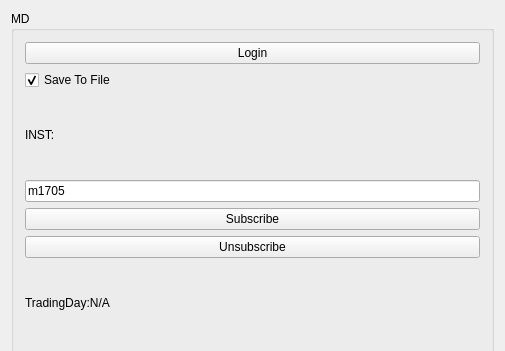
Qt form qtTellerMachine/qttellermachine.ui (ZheyuanXie/qtTellerMachine) before a commit; both pictures show x 0 to 505 and y 0 to 351 of the 505 by 1069 pixel window.
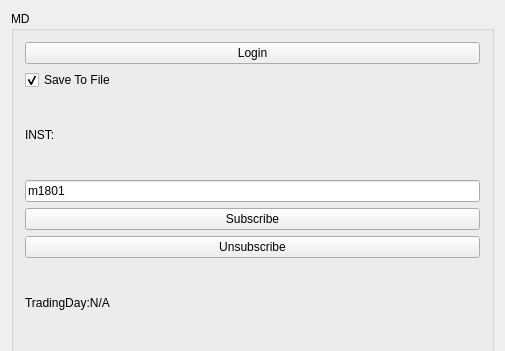
The same form after that commit.

Patch:
```diff
--- a/qtTellerMachine/qttellermachine.ui
+++ b/qtTellerMachine/qttellermachine.ui
@@ -66,7 +66,7 @@
        <item>
         <widget class="QLineEdit" name="le_ins">
          <property name="text">
-          <string>m1705</string>
+          <string>m1801</string>
          </property>
         </widget>
        </item>
```
